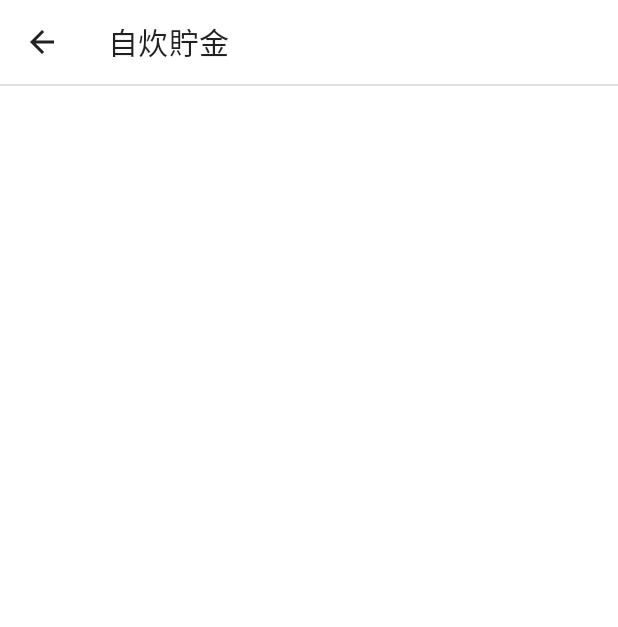
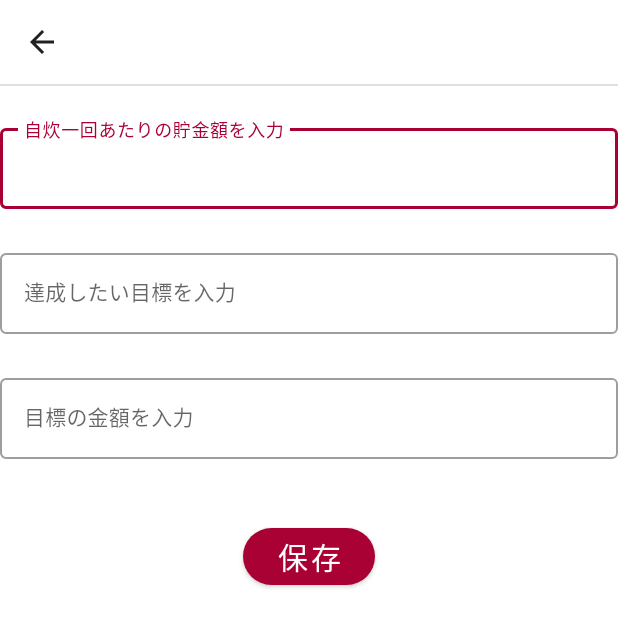
Before and after one commit to noodle2290/la_original_app, an Android app: the SettingActivity screen opened directly, with no data from a screen before it, on a phone screen of 412 x 824 dp. Shown: the top 627 px of the screen. Run offline under Robolectric (Android 15) with nearby library versions, the light colour scheme and no system bars.

Commit message:
設定画面レイアウト

```diff
--- a/app/src/main/java/takutaku/app/jisuityokin/SettingActivity.kt
+++ b/app/src/main/java/takutaku/app/jisuityokin/SettingActivity.kt
@@ -17,8 +17,9 @@ class SettingActivity : AppCompatActivity() {
 
 //        toolbarをActionBarとして扱う
         setSupportActionBar(binding.settingToolbar)
-
-        //        ActionBarに戻るボタンを実装
+//        ActionBarの文字を削除
+        supportActionBar!!.setDisplayShowTitleEnabled(false)
+//        ActionBarに戻るボタンを実装
         supportActionBar?.setDisplayHomeAsUpEnabled(true)
         supportActionBar?.setHomeAsUpIndicator(R.drawable.ic_arrow_back_24dp)
     }
--- a/app/src/main/res/layout/activity_setting.xml
+++ b/app/src/main/res/layout/activity_setting.xml
@@ -24,4 +24,90 @@
         app:layout_constraintEnd_toEndOf="parent"
         app:layout_constraintStart_toStartOf="parent"
         app:layout_constraintTop_toBottomOf="@+id/setting_toolbar" />
+
+    <com.google.android.material.textfield.TextInputLayout
+        android:id="@+id/save_text_field"
+        style="@style/Widget.MaterialComponents.TextInputLayout.OutlinedBox"
+        android:layout_width="match_parent"
+        android:layout_height="wrap_content"
+        android:layout_marginTop="24dp"
+        app:layout_constraintEnd_toEndOf="parent"
+        app:layout_constraintStart_toStartOf="parent"
+        app:layout_constraintTop_toTopOf="@id/setting_toolbar_divider"
+        app:passwordToggleEnabled="false">
+
+        <com.google.android.material.textfield.TextInputEditText
+            android:id="@+id/save_edit_text"
+            android:layout_width="match_parent"
+            android:layout_height="wrap_content"
+            android:hint="自炊一回あたりの貯金額を入力"
+            android:inputType="number"
+            android:imeOptions="actionDone"
+            android:maxLines="1"
+            android:textSize="14sp" />
+
+    </com.google.android.material.textfield.TextInputLayout>
+
+    <com.google.android.material.textfield.TextInputLayout
+        android:id="@+id/goal_text_field"
+        style="@style/Widget.MaterialComponents.TextInputLayout.OutlinedBox"
+        android:layout_width="match_parent"
+        android:layout_height="wrap_content"
+        android:layout_marginTop="24dp"
+        app:layout_constraintEnd_toEndOf="parent"
+        app:layout_constraintStart_toStartOf="parent"
+        app:layout_constraintTop_toBottomOf="@id/save_text_field"
+        app:passwordToggleEnabled="false">
+
+        <com.google.android.material.textfield.TextInputEditText
+            android:id="@+id/goal_edit_text"
+            android:layout_width="match_parent"
+            android:layout_height="wrap_content"
+            android:hint="達成したい目標を入力"
+            android:imeOptions="actionDone"
+            android:maxLines="1"
+            android:textSize="14sp" />
+
+    </com.google.android.material.textfield.TextInputLayout>
+
+    <com.google.android.material.textfield.TextInputLayout
+        android:id="@+id/goal_money_text_field"
+        style="@style/Widget.MaterialComponents.TextInputLayout.OutlinedBox"
+        android:layout_width="match_parent"
+        android:layout_height="wrap_content"
+        android:layout_marginTop="24dp"
+        app:layout_constraintEnd_toEndOf="parent"
+        app:layout_constraintStart_toStartOf="parent"
+        app:layout_constraintTop_toBottomOf="@id/goal_text_field"
+        app:passwordToggleEnabled="false">
+
+        <com.google.android.material.textfield.TextInputEditText
+            android:id="@+id/date_edit_text"
+            android:layout_width="match_parent"
+            android:layout_height="wrap_content"
+            android:hint="目標の金額を入力"
+            android:inputType="number"
+            android:imeOptions="actionDone"
+            android:maxLines="1"
+            android:textSize="14sp" />
+
+    </com.google.android.material.textfield.TextInputLayout>
+
+    <com.google.android.material.button.MaterialButton
+        android:id="@+id/edit_save_button2"
+        style="@style/Widget.MaterialComponents.Button"
+        android:layout_width="wrap_content"
+        android:layout_height="wrap_content"
+        android:layout_gravity="center"
+        android:layout_marginTop="40dp"
+        android:layout_weight="1"
+        android:text="保存"
+        android:textAllCaps="false"
+        android:textAppearance="@style/TextAppearance.MaterialComponents.Button"
+        android:textSize="20sp"
+        app:backgroundTint="@color/main_color"
+        app:cornerRadius="20dp"
+        app:layout_constraintEnd_toEndOf="parent"
+        app:layout_constraintStart_toStartOf="parent"
+        app:layout_constraintTop_toBottomOf="@id/goal_money_text_field" />
 </androidx.constraintlayout.widget.ConstraintLayout>
```
